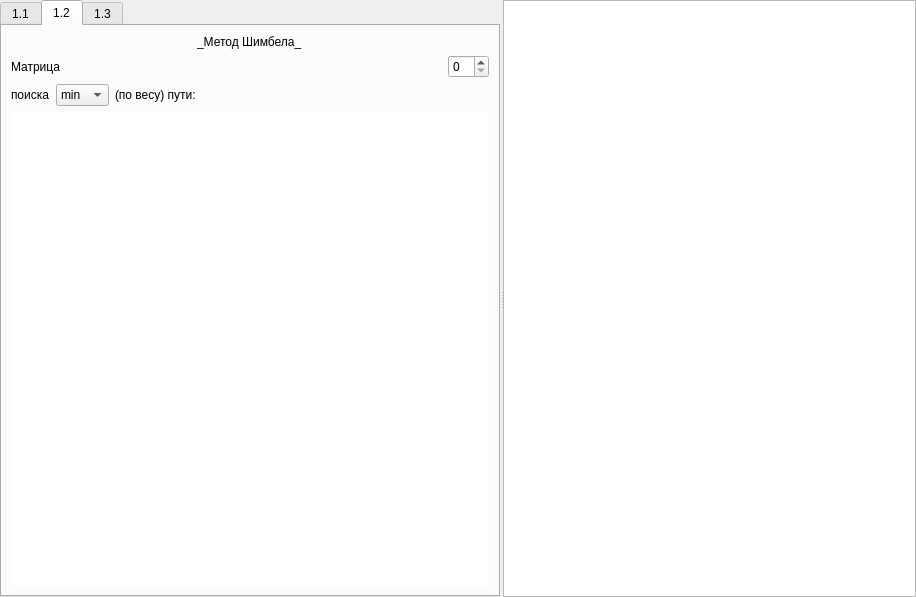
Old version of the form L1-GUI/Lab1.ui in the repository mariohuq/polytech-graph-theory.
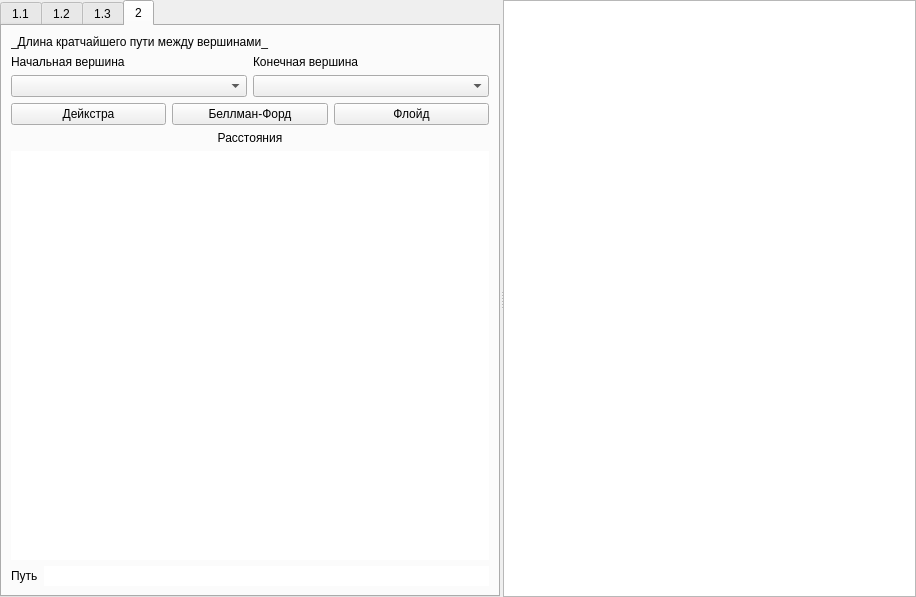
New version of the form.

```diff
--- a/L1-GUI/Lab1.ui
+++ b/L1-GUI/Lab1.ui
@@ -48,7 +48,7 @@
        </size>
       </property>
       <property name="currentIndex">
-       <number>1</number>
+       <number>3</number>
       </property>
       <widget class="QWidget" name="tab_gen">
        <attribute name="title">
@@ -283,6 +283,126 @@
         </item>
        </layout>
       </widget>
+      <widget class="QWidget" name="tab_min_path">
+       <attribute name="title">
+        <string>2</string>
+       </attribute>
+       <layout class="QVBoxLayout" name="verticalLayout_8">
+        <item>
+         <widget class="QLabel" name="label_10">
+          <property name="text">
+           <string>_Длина кратчайшего пути между вершинами_</string>
+          </property>
+          <property name="textFormat">
+           <enum>Qt::MarkdownText</enum>
+          </property>
+         </widget>
+        </item>
+        <item>
+         <layout class="QHBoxLayout" name="horizontalLayout_7">
+          <item>
+           <layout class="QVBoxLayout" name="verticalLayout_6">
+            <item>
+             <widget class="QLabel" name="label_11">
+              <property name="text">
+               <string>Начальная вершина</string>
+              </property>
+             </widget>
+            </item>
+            <item>
+             <widget class="QComboBox" name="startBox_2">
+              <property name="editable">
+               <bool>false</bool>
+              </property>
+             </widget>
+            </item>
+           </layout>
+          </item>
+          <item>
+           <layout class="QVBoxLayout" name="verticalLayout_7">
+            <item>
+             <widget class="QLabel" name="label_12">
+              <property name="text">
+               <string>Конечная вершина</string>
+              </property>
+             </widget>
+            </item>
+            <item>
+             <widget class="QComboBox" name="finishBox_2">
+              <property name="editable">
+               <bool>false</bool>
+              </property>
+             </widget>
+            </item>
+           </layout>
+          </item>
+         </layout>
+        </item>
+        <item>
+         <layout class="QHBoxLayout" name="horizontalLayout_8">
+          <item>
+           <widget class="QPushButton" name="dijkstra">
+            <property name="text">
+             <string>Дейкстра</string>
+            </property>
+           </widget>
+          </item>
+          <item>
+           <widget class="QPushButton" name="bellman">
+            <property name="text">
+             <string>Беллман-Форд</string>
+            </property>
+           </widget>
+          </item>
+          <item>
+           <widget class="QPushButton" name="floyd">
+            <property name="text">
+             <string>Флойд</string>
+            </property>
+           </widget>
+          </item>
+         </layout>
+        </item>
+        <item>
+         <widget class="QLabel" name="label_13">
+          <property name="text">
+           <string>Расстояния</string>
+          </property>
+          <property name="alignment">
+           <set>Qt::AlignCenter</set>
+          </property>
+         </widget>
+        </item>
+        <item>
+         <widget class="QTableView" name="distMatrix">
+          <property name="frameShape">
+           <enum>QFrame::NoFrame</enum>
+          </property>
+         </widget>
+        </item>
+        <item>
+         <layout class="QHBoxLayout" name="horizontalLayout_9">
+          <item>
+           <widget class="QLabel" name="label_14">
+            <property name="text">
+             <string>Путь</string>
+            </property>
+           </widget>
+          </item>
+          <item>
+           <widget class="QLineEdit" name="pathOut">
+            <property name="frame">
+             <bool>false</bool>
+            </property>
+            <property name="readOnly">
+             <bool>true</bool>
+            </property>
+           </widget>
+          </item>
+         </layout>
+        </item>
+       </layout>
+      </widget>
      </widget>
      <widget class="QGraphicsView" name="graphicsView">
       <property name="maximumSize">
```
